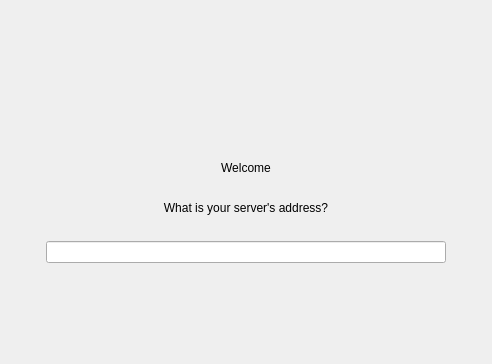
Above: src/gui/newwizard/pages/serverurlsetupwizardpage.ui from opencloud-eu/desktop before the change. Below: the same form after it.
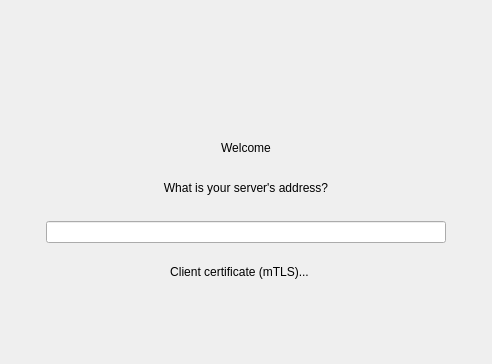
That is the form after the change.

Commit message: Add per-account mTLS client certificate support (PKCS#12)

```diff
--- a/src/gui/newwizard/pages/serverurlsetupwizardpage.ui
+++ b/src/gui/newwizard/pages/serverurlsetupwizardpage.ui
@@ -163,6 +163,75 @@
      </item>
     </layout>
    </item>
+   <item>
+    <spacer name="verticalSpacer_6">
+     <property name="orientation">
+      <enum>Qt::Orientation::Vertical</enum>
+     </property>
+     <property name="sizeType">
+      <enum>QSizePolicy::Policy::Fixed</enum>
+     </property>
+     <property name="sizeHint" stdset="0">
+      <size>
+       <width>20</width>
+       <height>12</height>
+      </size>
+     </property>
+    </spacer>
+   </item>
+   <item>
+    <layout class="QHBoxLayout" name="clientCertLayout">
+     <item>
+      <spacer name="clientCertSpacerLeft">
+       <property name="orientation">
+        <enum>Qt::Orientation::Horizontal</enum>
+       </property>
+       <property name="sizeType">
+        <enum>QSizePolicy::Policy::MinimumExpanding</enum>
+       </property>
+       <property name="sizeHint" stdset="0">
+        <size>
+         <width>10</width>
+         <height>20</height>
+        </size>
+       </property>
+      </spacer>
+     </item>
+     <item>
+      <widget class="QPushButton" name="clientCertButton">
+       <property name="flat">
+        <bool>true</bool>
+       </property>
+       <property name="text">
+        <string>Client certificate (mTLS)...</string>
+       </property>
+      </widget>
+     </item>
+     <item>
+      <widget class="QLabel" name="clientCertStatusLabel">
+       <property name="text">
+        <string/>
+       </property>
+      </widget>
+     </item>
+     <item>
+      <spacer name="clientCertSpacerRight">
+       <property name="orientation">
+        <enum>Qt::Orientation::Horizontal</enum>
+       </property>
+       <property name="sizeType">
+        <enum>QSizePolicy::Policy::MinimumExpanding</enum>
+       </property>
+       <property name="sizeHint" stdset="0">
+        <size>
+         <width>10</width>
+         <height>20</height>
+        </size>
+       </property>
+      </spacer>
+     </item>
+    </layout>
+   </item>
    <item>
     <spacer name="verticalSpacer">
      <property name="orientation">
```
The commit also changes 21 other files.
